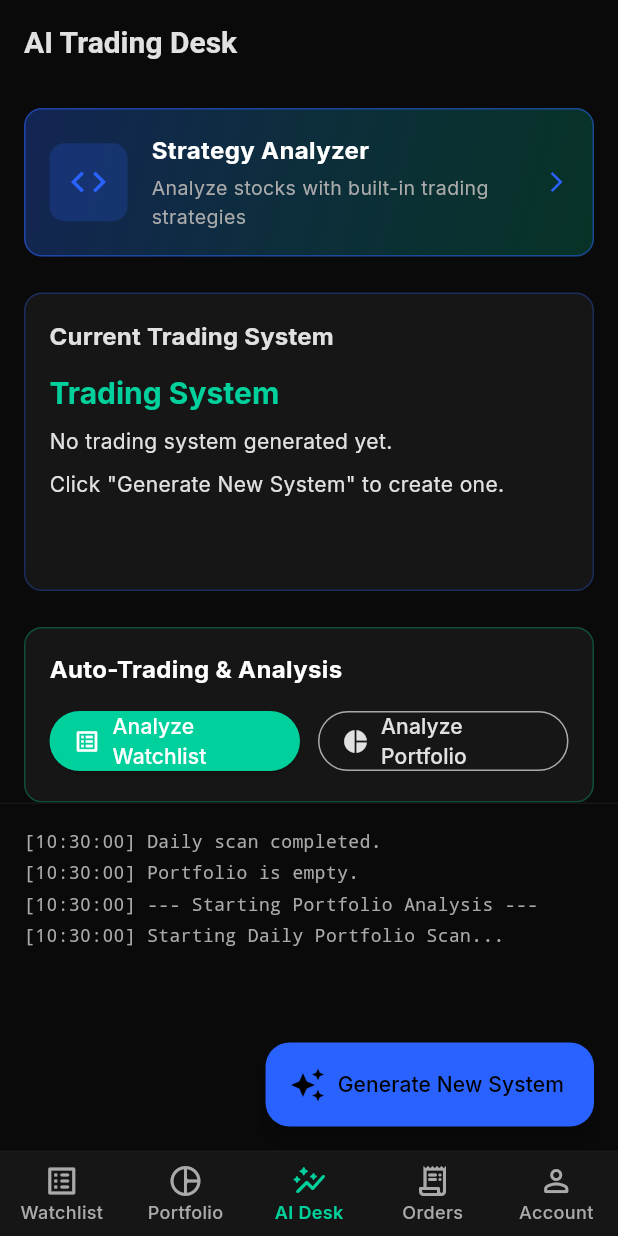
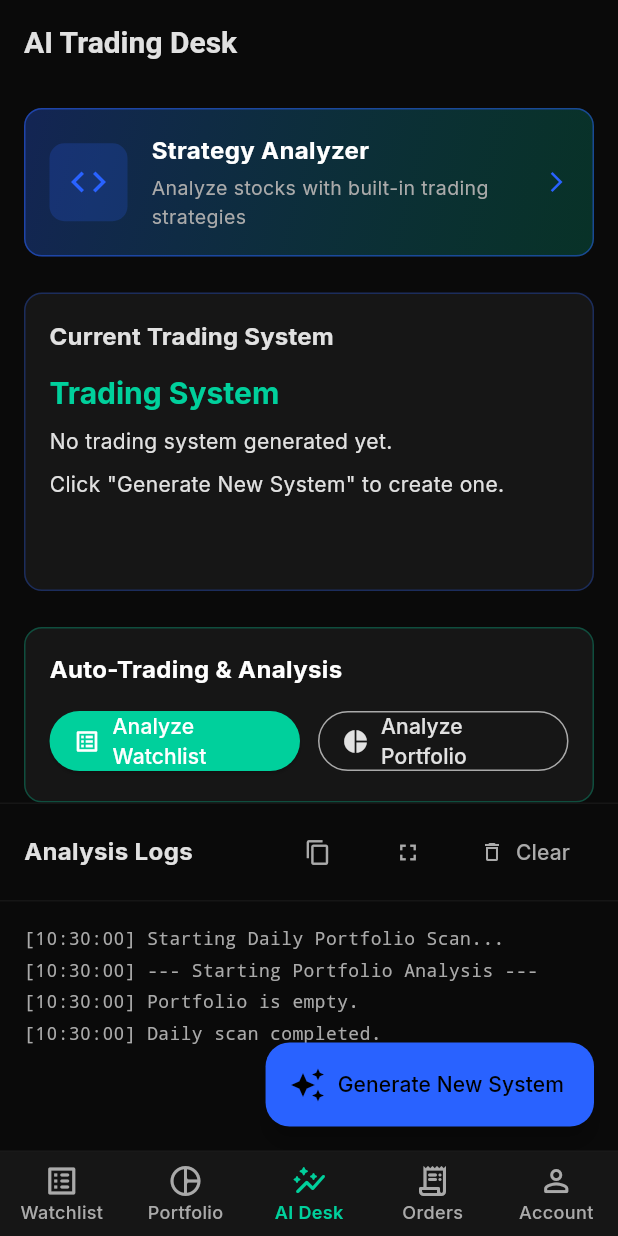
Before and after one commit to abhishekpeddada/paper-trade-app, a Flutter app: the screen it shows after launch, item 3 of the bottom bar chosen, on a phone screen of 412 x 824 dp. Run offline on Flutter 3.47's test engine with Material 3 defaults, Android fonts, the phone set to English and light mode, and no system bars; drawn by our look-alikes of flutter_markdown; our stand-ins replace fl_chart, google_fonts, shared_preferences; missing offline and left inert: interactive_chart; network calls fail.

Commit message:
enhance activity log management, and refine EMA calculation for NaN data.

```diff
--- a/lib/presentation/screens/ai_activity_screen.dart
+++ b/lib/presentation/screens/ai_activity_screen.dart
@@ -6,6 +6,7 @@
 import '../../logic/providers/watchlist_provider.dart';
 import '../../core/theme/app_theme.dart';
 import 'package:flutter_markdown/flutter_markdown.dart';
+import 'package:flutter/services.dart';
 import 'strategy_analyzer_screen.dart';
 
 class AiActivityScreen extends StatelessWidget {
@@ -121,6 +122,66 @@
   Widget _buildConsole(BuildContext context) {
     return Consumer<AutoTradingProvider>(
       builder: (context, provider, child) {
+        return Column(
+          crossAxisAlignment: CrossAxisAlignment.start,
+          children: [
+            // Console header with clear button
+            Padding(
+              padding: const EdgeInsets.symmetric(horizontal: 16, vertical: 8),
+              child: Row(
+                mainAxisAlignment: MainAxisAlignment.spaceBetween,
+                children: [
+                  const Text(
+                    'Analysis Logs',
+                    style: TextStyle(
+                      color: AppTheme.textPrimary,
+                      fontSize: 16,
+                      fontWeight: FontWeight.bold,
+                    ),
+                  ),
+                  if (provider.logs.isNotEmpty)
+                    Row(
+                      children: [
+                        IconButton(
+                          onPressed: () => _copyLogsToClipboard(context, provider.logs),
+                          icon: const Icon(Icons.copy, size: 18),
+                          tooltip: 'Copy Logs',
+                          color: AppTheme.textSecondary,
+                          padding: EdgeInsets.zero,
+                          constraints: const BoxConstraints(),
+                        ),
+                        const SizedBox(width: 12),
+                        IconButton(
+                          onPressed: () => _showFullscreenLogs(context, provider.logs),
+                          icon: const Icon(Icons.fullscreen, size: 18),
+                          tooltip: 'Fullscreen',
+                          color: AppTheme.textSecondary,
+                          padding: EdgeInsets.zero,
+                          constraints: const BoxConstraints(),
+                        ),
+                        const SizedBox(width: 12),
+                        TextButton.icon(
+                          onPressed: () => provider.clearLogs(),
+                          icon: const Icon(Icons.delete_outline, size: 16),
+                          label: const Text('Clear'),
+                          style: TextButton.styleFrom(
+                            foregroundColor: AppTheme.textSecondary,
+                          ),
+                        ),
+                      ],
+                    ),
+                ],
+              ),
+            ),
+            const Divider(height: 1, color: AppTheme.surfaceColor),
+            Expanded(child: _buildConsoleContent(provider)),
+          ],
+        );
+      },
+    );
+  }
+
+  Widget _buildConsoleContent(AutoTradingProvider provider) {
         if (provider.logs.isEmpty) {
           return Center(
             child: Column(
@@ -139,6 +200,7 @@
 
         return ListView.builder(
           padding: const EdgeInsets.all(16),
+          reverse: false, // Show oldest first (chronological order)
           itemCount: provider.logs.length,
           itemBuilder: (context, index) {
             final log = provider.logs[index];
@@ -164,9 +226,7 @@
             );
           },
         );
-      },
-    );
-  }
+      }
 
   Widget _buildPineScriptCard(BuildContext context) {
     return Container(
@@ -356,4 +416,66 @@
     );
   }
 
+  void _copyLogsToClipboard(BuildContext context, List<String> logs) {
+    final allLogs = logs.join('\n');
+    Clipboard.setData(ClipboardData(text: allLogs));
+
+    ScaffoldMessenger.of(context).showSnackBar(
+      const SnackBar(
+        content: Text('Logs copied to clipboard'),
+        duration: Duration(seconds: 2),
+        backgroundColor: AppTheme.primaryColor,
+      ),
+    );
+  }
+
+  void _showFullscreenLogs(BuildContext context, List<String> logs) {
+    Navigator.push(
+      context,
+      MaterialPageRoute(
+        builder: (context) => Scaffold(
+          backgroundColor: AppTheme.backgroundColor,
+          appBar: AppBar(
+            title: const Text('Analysis Logs'),
+            actions: [
+              IconButton(
+                onPressed: () => _copyLogsToClipboard(context, logs),
+                icon: const Icon(Icons.copy),
+                tooltip: 'Copy All',
+              ),
+            ],
+          ),
+          body: ListView.builder(
+            padding: const EdgeInsets.all(16),
+            itemCount: logs.length,
+            itemBuilder: (context, index) {
+              final log = logs[index];
+              final isError = log.contains('Error') || log.contains('failed') || log.contains('❌');
+              final isTrade = log.contains('Trade executed') || log.contains('💰');
+              final isSignal = log.contains('BUY') || log.contains('SELL');
+              final isHeader = log.contains('╔') || log.contains('║') || log.contains('╚');
+
+              Color color = AppTheme.textSecondary;
+              if (isError) color = AppTheme.secondaryColor;
+              if (isTrade) color = AppTheme.primaryColor;
+              if (isSignal) color = Colors.white;
+              if (isHeader) color = AppTheme.accentColor;
+
+              return Padding(
+                padding: const EdgeInsets.only(bottom: 2),
+                child: SelectableText(
+                  log,
+                  style: TextStyle(
+                    color: color,
+                    fontFamily: 'Monospace',
+                    fontSize: 13,
+                  ),
+                ),
+              );
+            },
+          ),
+        ),
+      ),
+    );
+  }
 }
```
Also changed, not shown: lib/data/services/openrouter_service.dart (+74 -0 lines), lib/logic/providers/ai_provider.dart (+31 -0 lines), lib/logic/providers/auto_trading_provider.dart (+211 -11 lines), lib/logic/services/strategy_engine.dart (+27 -9 lines).
